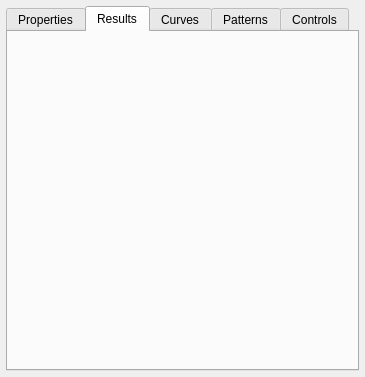
First picture: the form in ui/qgisred_elementsproperty_dialog.ui, repository Ingeniousware/QGISRed-BID, before the edit.
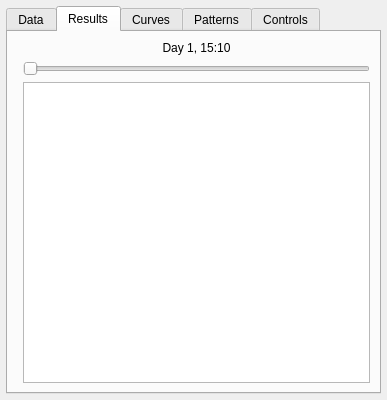
Second picture: the form after the edit. The open tabs and pages were chosen to show the change. Custom widgets are drawn as their Qt base class.

Commit message: code adjustments and title setting

What changed in the file:
```diff
--- a/ui/qgisred_elementsproperty_dialog.ui
+++ b/ui/qgisred_elementsproperty_dialog.ui
@@ -6,8 +6,8 @@
    <rect>
     <x>0</x>
     <y>0</y>
-    <width>365</width>
-    <height>377</height>
+    <width>387</width>
+    <height>400</height>
    </rect>
   </property>
   <property name="minimumSize">
@@ -22,8 +22,11 @@
     <height>400</height>
    </size>
   </property>
-  <property name="windowTitle">
-   <string/>
+  <property name="font">
+   <font>
+    <weight>50</weight>
+    <bold>false</bold>
+   </font>
   </property>
   <widget class="QWidget" name="dockWidgetContents">
    <layout class="QVBoxLayout" name="verticalLayout">
@@ -49,13 +52,48 @@
       </property>
       <widget class="QWidget" name="tabProperties">
        <attribute name="title">
-        <string>Properties</string>
+        <string>Data</string>
        </attribute>
       </widget>
       <widget class="QWidget" name="tabResults">
        <attribute name="title">
         <string>Results</string>
        </attribute>
+       <layout class="QHBoxLayout" name="horizontalLayout">
+        <item>
+         <layout class="QFormLayout" name="formLayout">
+          <item row="1" column="1">
+           <widget class="QSlider" name="horizontalSlider">
+            <property name="orientation">
+             <enum>Qt::Horizontal</enum>
+            </property>
+           </widget>
+          </item>
+          <item row="2" column="1">
+           <widget class="QTableWidget" name="tableWidget"/>
+          </item>
+          <item row="0" column="1">
+           <widget class="QLabel" name="label">
+            <property name="sizePolicy">
+             <sizepolicy hsizetype="Preferred" vsizetype="Fixed">
+              <horstretch>0</horstretch>
+              <verstretch>0</verstretch>
+             </sizepolicy>
+            </property>
+            <property name="text">
+             <string>Day 1, 15:10</string>
+            </property>
+            <property name="textFormat">
+             <enum>Qt::PlainText</enum>
+            </property>
+            <property name="alignment">
+             <set>Qt::AlignCenter</set>
+            </property>
+           </widget>
+          </item>
+         </layout>
+        </item>
+       </layout>
       </widget>
       <widget class="QWidget" name="tabCurves">
        <attribute name="title">
```
Left out of the diff: 7 changed lines with no effect on the pictures. The commit also changes 2 other files.
